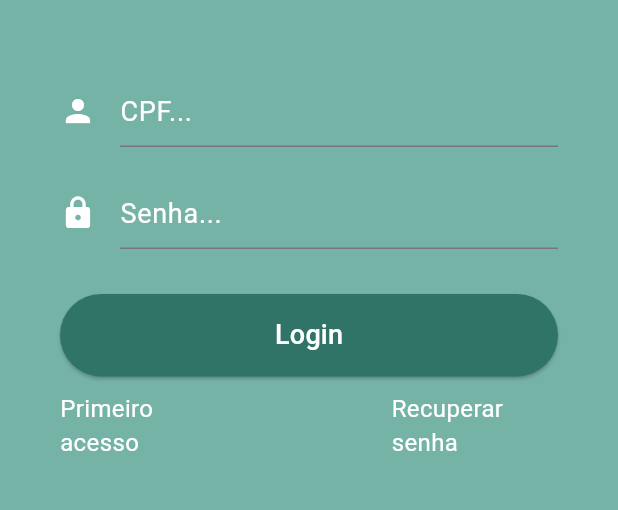
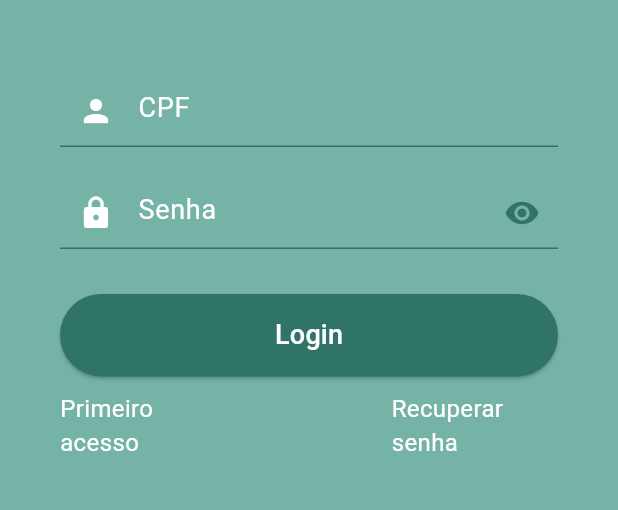
Before and after one commit to CalangoDeveloper/project_professor_online, a Flutter app: the screen it shows after launch, on a phone screen of 412 x 824 dp, the part 425-935 px from its top. Run offline on Flutter 3.47's test engine with Material 3 defaults, Android fonts, the phone set to English and light mode, and no system bars.

Commit message:
new upadate - version 2.0

```diff
--- a/lib/main.dart
+++ b/lib/main.dart
@@ -33,32 +33,9 @@ class TelaLogin extends StatelessWidget{
         child: Column(
           children: [
             SizedBox(height: 25,),
-            Image.asset('imgs/logo.png',
+            Image.asset('imgs/logo.png', //Logo Professor Online
               width: 250,
             ),
-            /*/Texto "Professor Online" - Logo
-            RichText(
-              text: TextSpan(
-                children: [
-                  TextSpan(
-                    text: 'Professor',
-                    style: TextStyle(
-                      color: Colors.white,
-                      fontSize: 28,
-                      fontWeight: FontWeight.bold
-                    ),
-                  ),
-                  TextSpan(
-                    text: ' Online',
-                    style: TextStyle(
-                      color: Color.fromARGB(255, 242, 140, 7),
-                      fontSize: 28,
-                      fontWeight: FontWeight.bold
-                    ),
-                  ),
-                ]
-              ),
-            ),*/
 
             //TextField (cpf e senha)
             //SizedBox: espaçamento entre os elementos
@@ -67,8 +44,8 @@ class TelaLogin extends StatelessWidget{
             SizedBox(height: 20),
             widgetTextField_Senha(),
             SizedBox(height: 30,),
+
             //Botão login (ao pressionado irá para outra rota (tela))
-
             ElevatedButton(
               style: ElevatedButton.styleFrom(
                 backgroundColor: Color(0xFF307367),
@@ -86,8 +63,8 @@ class TelaLogin extends StatelessWidget{
               },
             ),
             SizedBox(height: 10,),
+
             //"Botões" para primeiro acesso e recuperar senha
-
             Row(
               children: [
                 Expanded(
@@ -117,11 +94,21 @@ class TelaLogin extends StatelessWidget{
 widgetTextField_Cpf(){
   return TextField(
     decoration: InputDecoration(
-      icon: Icon(Icons.person),
-      iconColor: Colors.white,
-      hintText: 'CPF...',
-      hintStyle: TextStyle(
+      focusedBorder: UnderlineInputBorder( //Estilização da linha do input quando estiver focada
+        borderSide: BorderSide(
+          color: Color(0xFF307367), //Cor da linha quando estiver em foco
+        ),
+      ),
+      enabledBorder: UnderlineInputBorder( //Estilização da linha do input quando estiver sem foco
+        borderSide: BorderSide(
+          color: Color(0xFF307367) //Cor da linha quando estiver sem foco
+        )
+      ),
+      prefixIcon: Icon(Icons.person, color: Colors.white,), //Ícone
+      hintText: 'CPF', //Texto
+      hintStyle: TextStyle( //Estilização do texto
         fontSize: 18,
+        fontWeight: FontWeight.w400,
         color: Colors.white
       )
     ),
@@ -132,11 +119,22 @@ widgetTextField_Cpf(){
 widgetTextField_Senha(){
   return TextField(
     decoration: InputDecoration(
-      icon: Icon(Icons.lock),
-      iconColor: Colors.white,
-      hintText: 'Senha...',
-      hintStyle: TextStyle(
+      focusedBorder: UnderlineInputBorder( //Estilização da linha do input quando estiver focada
+        borderSide: BorderSide(
+          color: Color(0xFF307367), //Cor da linha quando estiver em foco
+        ),
+      ),
+      enabledBorder: UnderlineInputBorder( //Estilização da linha quando estiver sem foco
+        borderSide: BorderSide(
+          color: Color(0xFF307367) //Cor da linha quando estiver sem foco
+        )
+      ),
+      prefixIcon: Icon(Icons.lock, color: Colors.white,), //Ícone da esquerda
+      suffixIcon: Icon(Icons.remove_red_eye, color: Color(0xFF307367),), //ícone da direita
+      hintText: 'Senha', //Texto
+      hintStyle: TextStyle( //Estilização do texto
         fontSize: 18,
+        fontWeight: FontWeight.w400,
         color: Colors.white
       )
     ),
```
